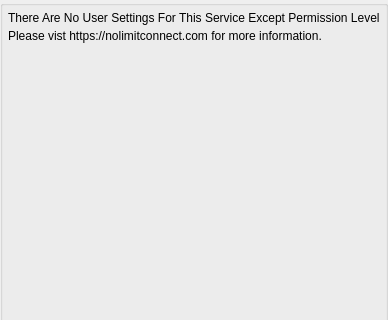
nolimitconnect/NoLimitConnect, file nolimitgui/src/Forms/AppletSettingsNoUserSettings.ui: the form before one commit; both pictures show x 0 to 388 and y 0 to 320 of the 388 by 591 pixel window.
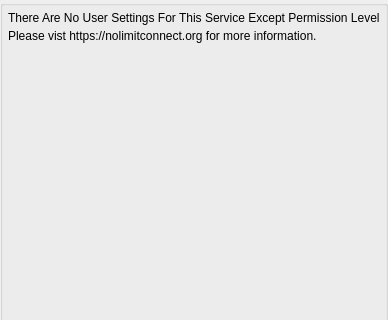
The form after the commit.

Commit message: change url in code and docs from nolimitconnect.com to nolimitconnect.org

What changed in the file:
```diff
--- a/nolimitgui/src/Forms/AppletSettingsNoUserSettings.ui
+++ b/nolimitgui/src/Forms/AppletSettingsNoUserSettings.ui
@@ -78,7 +78,7 @@
       <item>
        <widget class="QLabel" name="m_PleaseVisitLabel">
         <property name="text">
-         <string>Please vist https://nolimitconnect.com for more information.</string>
+         <string>Please vist https://nolimitconnect.org for more information.</string>
         </property>
        </widget>
       </item>
```
The commit also changes 47 other files.
